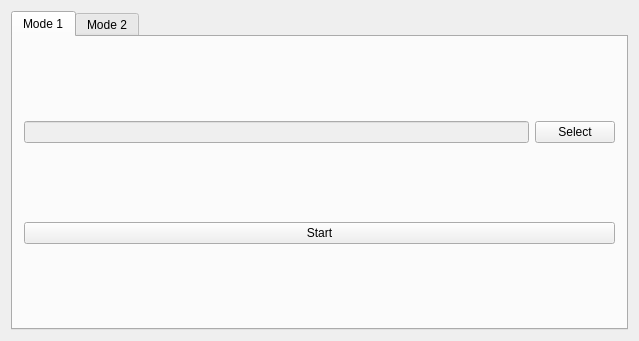
Before: the Qt Designer form mainwindow.ui in MusheghKh/TestingModule, drawn with Qt 5.
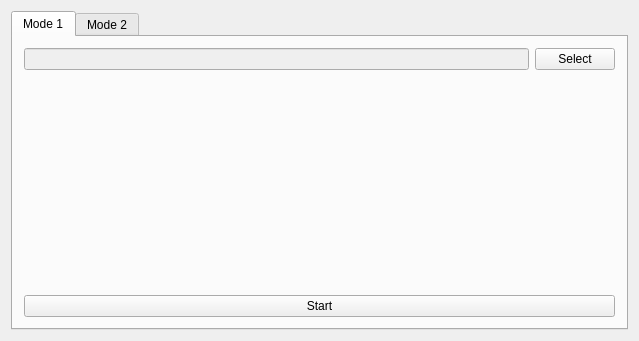
After: the same form once the commit is applied.

Diff of the .ui file:
```diff
--- a/mainwindow.ui
+++ b/mainwindow.ui
@@ -54,6 +54,19 @@
           <property name="sizeConstraint">
            <enum>QLayout::SetDefaultConstraint</enum>
           </property>
+          <item>
+           <spacer name="verticalSpacer">
+            <property name="orientation">
+             <enum>Qt::Vertical</enum>
+            </property>
+            <property name="sizeHint" stdset="0">
+             <size>
+              <width>20</width>
+              <height>40</height>
+             </size>
+            </property>
+           </spacer>
+          </item>
          </layout>
         </item>
         <item>
```
